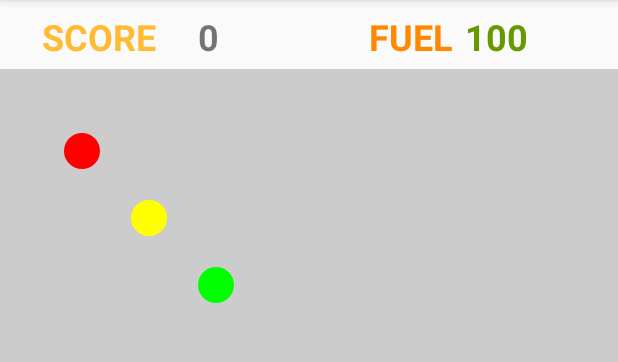
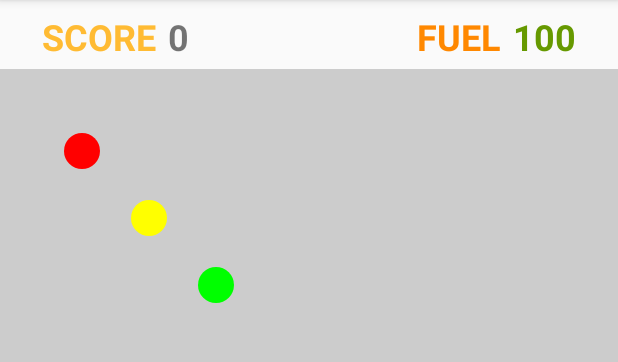
Before and after one commit to ernjvr/asteroids, an Android app: the screen it shows after launch (MainActivity), on a phone screen of 412 x 824 dp, the part 84-446 px from its top. Run offline under Robolectric (Android 15) with nearby library versions, the phone set to English and light mode, and no system bars.

Commit message:
game metrics layout

```diff
--- a/app/src/main/res/layout/activity_main.xml
+++ b/app/src/main/res/layout/activity_main.xml
@@ -21,27 +21,26 @@
             android:layout_width="wrap_content"
             android:layout_height="wrap_content"
             android:id="@+id/textView" app:layout_constraintStart_toEndOf="@+id/score"
-            android:layout_marginStart="28dp"
+            android:layout_marginStart="8dp"
             android:layout_marginTop="8dp" app:layout_constraintTop_toTopOf="parent" android:textSize="24sp"
             android:textStyle="bold"/>
     <TextView
             android:text="FUEL"
             android:layout_width="wrap_content"
             android:layout_height="wrap_content"
-            android:id="@+id/textView2" android:textSize="24sp" app:layout_constraintStart_toEndOf="@+id/textView"
-            android:layout_marginStart="100dp"
+            android:id="@+id/textView2" android:textSize="24sp"
             android:textStyle="bold"
             android:layout_marginTop="8dp" app:layout_constraintTop_toTopOf="parent"
-            android:textColor="@android:color/holo_orange_dark"/>
+            android:textColor="@android:color/holo_orange_dark" android:layout_marginEnd="8dp"
+            app:layout_constraintEnd_toStartOf="@+id/textView3"/>
     <TextView
             android:text="100"
             android:layout_width="wrap_content"
             android:layout_height="wrap_content"
             android:id="@+id/textView3" android:textSize="24sp"
-            android:textStyle="bold" android:layout_marginEnd="60dp" app:layout_constraintEnd_toEndOf="parent"
-            app:layout_constraintStart_toEndOf="@+id/textView2" android:layout_marginStart="8dp"
+            android:textStyle="bold" android:layout_marginEnd="28dp" app:layout_constraintEnd_toEndOf="parent"
             android:layout_marginTop="8dp" app:layout_constraintTop_toTopOf="parent"
-            app:layout_constraintHorizontal_bias="1.0" android:textColor="@android:color/holo_green_dark"/>
+            android:textColor="@android:color/holo_green_dark"/>
     <com.ernjvr.asteroids.view.GameView
             android:id="@+id/sceneView"
             android:layout_width="0dp"
```
